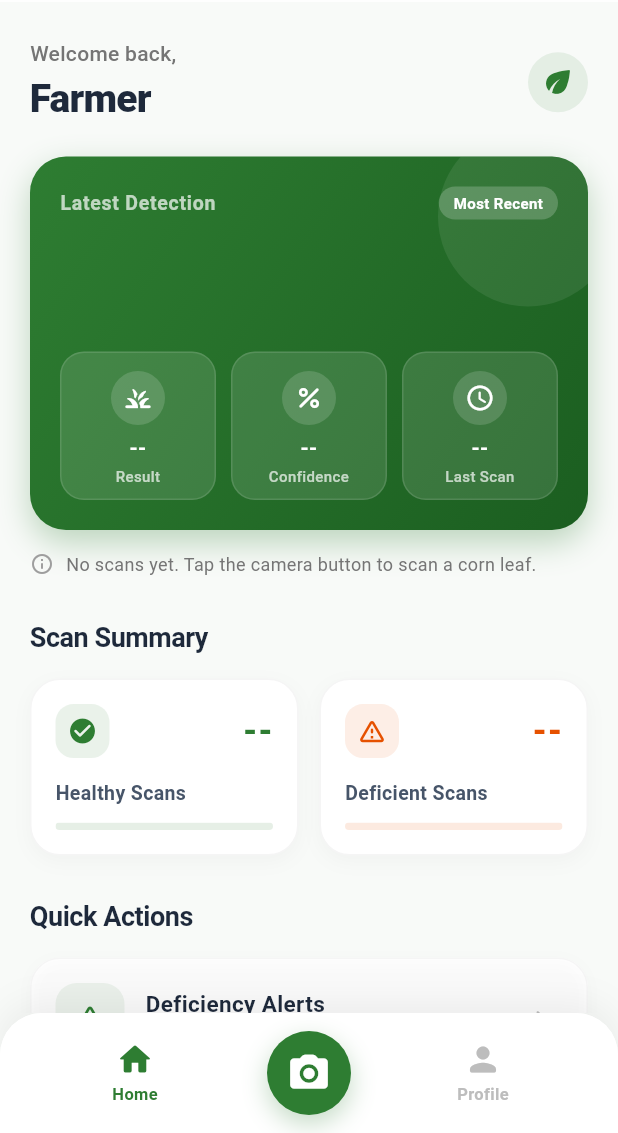
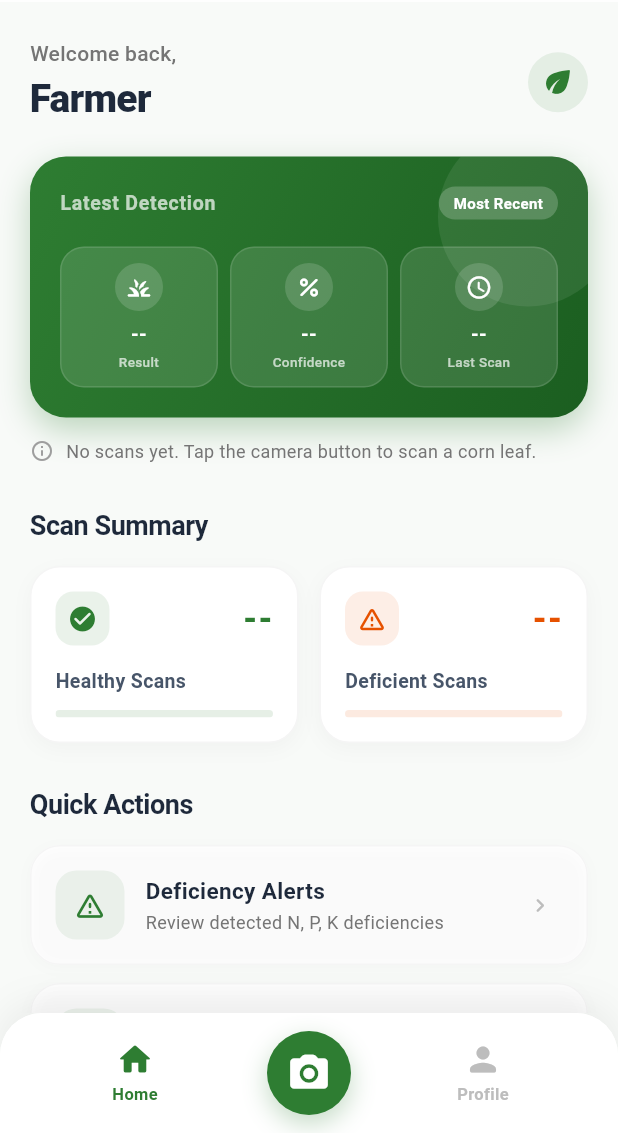
Before and after one commit to dunkinnn/corndetector, a Flutter app: the HomeScreen screen opened directly, item 2 of the bottom bar chosen, after a tap on "Home", on a phone screen of 412 x 824 dp, the part 103-1236 px from its top. Run offline on Flutter 3.47's test engine with Material 3 defaults, Android fonts, the phone set to English and light mode, and no system bars; our stand-ins replace camera, flutter_secure_storage, image_picker, shared_preferences, supabase_flutter; accounts and stored records are empty.

Commit message:
Update: Refactor Home Screen layout to use Row for detection metrics and adjust padding in Scan Screen for improved UI consistency

```diff
--- a/lib/screens/home_screen.dart
+++ b/lib/screens/home_screen.dart
@@ -201,28 +201,30 @@ class _HomeScreenState extends State<HomeScreen> {
                           ],
                         ),
                         const SizedBox(height: 18),
-                        GridView.count(
-                          crossAxisCount: 3,
-                          shrinkWrap: true,
-                          physics: const NeverScrollableScrollPhysics(),
-                          crossAxisSpacing: 10,
-                          mainAxisSpacing: 10,
-                          childAspectRatio: 1.05,
+                        Row(
                           children: [
-                            _buildDetectionMetric(
+                            Expanded(
+                              child: _buildDetectionMetric(
                                 Icons.grass_rounded,
                                 _latestResult,
                                 'Result',
                               ),
-                            _buildDetectionMetric(
+                            ),
+                            const SizedBox(width: 8),
+                            Expanded(
+                              child: _buildDetectionMetric(
                                 Icons.percent_rounded,
                                 _latestConfidence,
                                 'Confidence',
                               ),
-                            _buildDetectionMetric(
+                            ),
+                            const SizedBox(width: 8),
+                            Expanded(
+                              child: _buildDetectionMetric(
                                 Icons.schedule_rounded,
                                 _latestScanDate,
                                 'Last Scan',
+                              ),
                             ),
                           ],
                         ),
@@ -360,7 +362,7 @@ class _HomeScreenState extends State<HomeScreen> {
   // Detection Metric Component for the latest detection card.
   Widget _buildDetectionMetric(IconData icon, String value, String label) {
     return Container(
-      padding: const EdgeInsets.symmetric(horizontal: 10, vertical: 12),
+      padding: const EdgeInsets.symmetric(horizontal: 8, vertical: 10),
       decoration: BoxDecoration(
         color: Colors.white.withValues(alpha: 0.12),
         borderRadius: BorderRadius.circular(16),
@@ -370,32 +372,31 @@ class _HomeScreenState extends State<HomeScreen> {
         mainAxisAlignment: MainAxisAlignment.center,
         children: [
           Container(
-            padding: const EdgeInsets.all(8),
+            padding: const EdgeInsets.all(7),
             decoration: BoxDecoration(
               color: Colors.white.withValues(alpha: 0.15),
               shape: BoxShape.circle,
             ),
-            child: Icon(icon, size: 20, color: Colors.white),
+            child: Icon(icon, size: 18, color: Colors.white),
           ),
-          const SizedBox(height: 8),
+          const SizedBox(height: 6),
           Text(
             value,
-            maxLines: 2,
+            maxLines: 1,
             textAlign: TextAlign.center,
             overflow: TextOverflow.ellipsis,
             style: const TextStyle(
               fontWeight: FontWeight.bold,
-              fontSize: 14,
+              fontSize: 13,
               color: Colors.white,
-              height: 1.1,
             ),
           ),
-          const SizedBox(height: 4),
+          const SizedBox(height: 2),
           Text(
             label,
             textAlign: TextAlign.center,
             style: const TextStyle(
-              fontSize: 10,
+              fontSize: 9,
               color: Colors.white70,
               fontWeight: FontWeight.w500,
             ),
--- a/lib/screens/scan_screen.dart
+++ b/lib/screens/scan_screen.dart
@@ -463,7 +463,7 @@ class _ScanScreenState extends State<ScanScreen> {
           onTap: _showImageSourceSheet,
           child: Container(
             width: double.infinity,
-            height: 320,
+            height: 360,
             decoration: BoxDecoration(
               color: Colors.white,
               borderRadius: BorderRadius.circular(24),
@@ -560,7 +560,7 @@ class _ScanScreenState extends State<ScanScreen> {
                       // cacheWidth downsizes during decode so a full-res
                       // camera photo doesn't get decoded at full size just
                       // to render into this small preview box.
-                      Image.file(_image!, fit: BoxFit.cover, cacheWidth: 800),
+                      Image.file(_image!, fit: BoxFit.contain, cacheWidth: 800),
                       Positioned(
                         right: 12,
                         top: 12,
@@ -575,58 +575,6 @@ class _ScanScreenState extends State<ScanScreen> {
           ),
         ),
         const SizedBox(height: 18),
-        Container(
-          width: double.infinity,
-          padding: const EdgeInsets.all(16),
-          decoration: BoxDecoration(
-            color: Colors.white,
-            borderRadius: BorderRadius.circular(18),
-            border: Border.all(color: Colors.grey.shade200),
-          ),
-          child: Row(
-            crossAxisAlignment: CrossAxisAlignment.start,
-            children: [
-              Container(
-                padding: const EdgeInsets.all(10),
-                decoration: BoxDecoration(
-                  color: _primaryColor.withValues(alpha: 0.08),
-                  shape: BoxShape.circle,
-                ),
-                child: const Icon(
-                  Icons.tips_and_updates_rounded,
-                  color: _primaryColor,
-                  size: 20,
-                ),
-              ),
-              const SizedBox(width: 12),
-              const Expanded(
-                child: Column(
-                  crossAxisAlignment: CrossAxisAlignment.start,
-                  children: [
-                    Text(
-                      'Quick tip',
-                      style: TextStyle(
-                        fontSize: 13,
-                        fontWeight: FontWeight.bold,
-                        color: _darkText,
-                      ),
-                    ),
-                    SizedBox(height: 4),
-                    Text(
-                      'Use a clear close-up of one leaf in natural light. Fill most of the frame so the model can read the color and edges.',
-                      style: TextStyle(
-                        fontSize: 12,
-                        color: _darkText,
-                        height: 1.4,
-                      ),
-                    ),
-                  ],
-                ),
-              ),
-            ],
-          ),
-        ),
-        const SizedBox(height: 20),
         SizedBox(
           width: double.infinity,
           height: 54,
@@ -647,14 +595,6 @@ class _ScanScreenState extends State<ScanScreen> {
             ),
           ),
         ),
-        const SizedBox(height: 10),
-        Center(
-          child: Text(
-            'Nitrogen, phosphorus, potassium, and healthy leaf',
-            textAlign: TextAlign.center,
-            style: TextStyle(fontSize: 11, color: Colors.grey.shade600),
-          ),
-        ),
       ],
     );
   }
@@ -668,7 +608,7 @@ class _ScanScreenState extends State<ScanScreen> {
         // a continuation of the same flow rather than a different screen.
         Container(
           width: double.infinity,
-          height: 320,
+          height: 360,
           decoration: BoxDecoration(
             color: Colors.white,
             borderRadius: BorderRadius.circular(24),
@@ -685,7 +625,7 @@ class _ScanScreenState extends State<ScanScreen> {
             fit: StackFit.expand,
             children: [
               if (_image != null)
-                Image.file(_image!, fit: BoxFit.cover, cacheWidth: 800),
+                Image.file(_image!, fit: BoxFit.contain, cacheWidth: 800),
               // Detection box(es) drawn directly on the photo as soon as
               // they're known (see _analyze), so it reads as "found here"
               // while the messages below cycle rather than only appearing
@@ -813,12 +753,12 @@ class _ScanScreenState extends State<ScanScreen> {
           ClipRRect(
             borderRadius: BorderRadius.circular(20),
             child: SizedBox(
-              height: 300,
+              height: 340,
               width: double.infinity,
               child: Stack(
                 fit: StackFit.expand,
                 children: [
-                  Image.file(_image!, fit: BoxFit.cover, cacheWidth: 800),
+                  Image.file(_image!, fit: BoxFit.contain, cacheWidth: 800),
                   for (final outcome in outcomes)
                     _buildBoundingBoxOverlay(
                       outcome.box,
```
Lines whose indentation alone changed are shown as unchanged.
